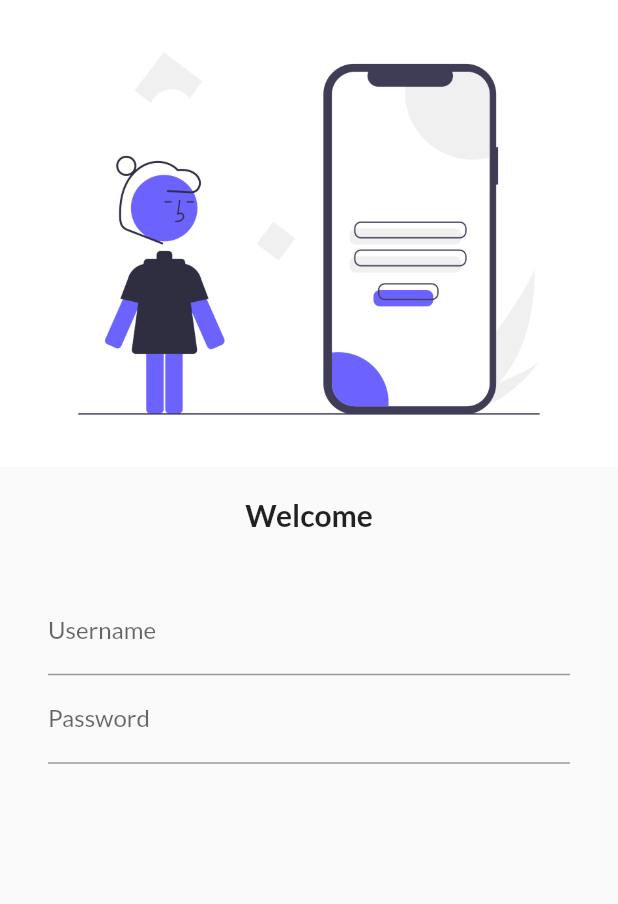
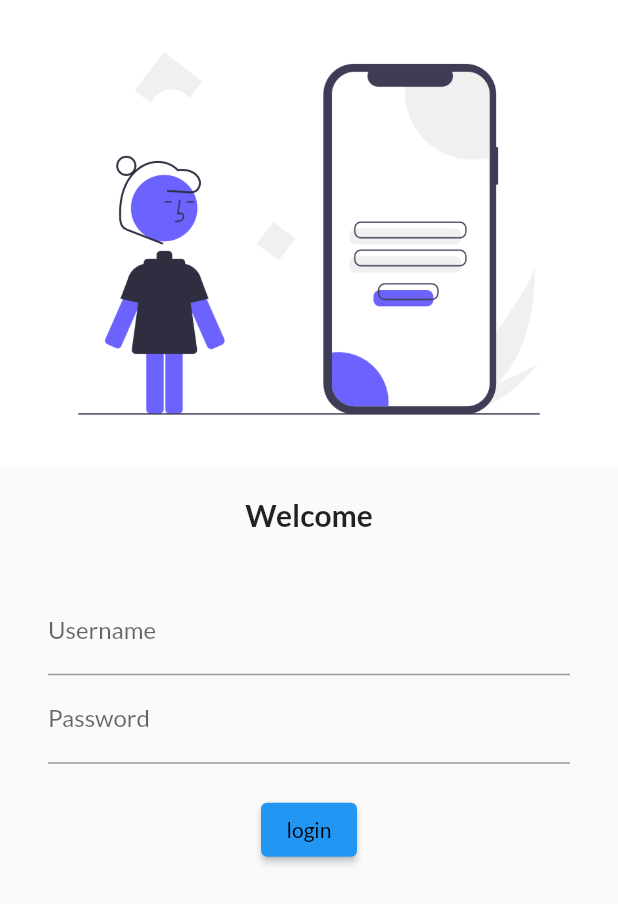
Before and after one commit to shatrujeetsingh123/fluttercourse, a Flutter app: the screen it shows after launch, on a phone screen of 412 x 824 dp. Shown: the top 904 px of the screen. Run offline on Flutter 3.47's test engine with Material 2 defaults, Android fonts, the phone set to English and light mode, and no system bars; our stand-ins replace google_fonts.

Commit message:
day4 completed

```diff
--- a/lib/screens/login.dart
+++ b/lib/screens/login.dart
@@ -8,11 +8,15 @@ class LoginPage extends StatelessWidget {
     return Material(
       child: Column(
         children: [
-          Image.asset('assets/images/login_image.png',fit:BoxFit.cover ,),
+          Image.asset(
+            'assets/images/login_image.png',
+            fit: BoxFit.cover,
+          ),
           SizedBox(
             height: 20,
           ),
-          Text('Welcome',style:TextStyle(
+          Text('Welcome',
+              style: TextStyle(
                 fontWeight: FontWeight.bold,
                 fontSize: 20,
               )),
@@ -20,27 +24,37 @@ class LoginPage extends StatelessWidget {
             height: 20,
           ),
           Padding(
-           padding: const EdgeInsets.symmetric(horizontal: 32,vertical:16),
+            padding: const EdgeInsets.symmetric(horizontal: 32, vertical: 16),
             child: Column(
               children: [
                 TextFormField(
                     decoration: InputDecoration(
-                hintText: 'Enter username',
-                labelText: 'Username'
-              )
-            ),
+                        hintText: 'Enter username', labelText: 'Username')),
                 TextFormField(
+                    obscureText: true,
                     decoration: InputDecoration(
                       hintText: 'Enter Password',
                       labelText: 'Password',
-              )
+                    )),
+                SizedBox(
+                  height: 20,
+                ),
+                ElevatedButton(
+                  onPressed: () {
+                    print('hey');
+                  },
+                  style: ElevatedButton.styleFrom(
+                    backgroundColor: Colors.blue,
+                  ),
+                  child: Text(
+                    'login',
+                    style: TextStyle(fontWeight: FontWeight.normal),
+                  ),
                 ),
               ],
             ),
           )
         ],
-
-
       ),
     );
   }
```
Also changed, not shown: 1 other file. Lines whose indentation alone changed are shown as unchanged.
